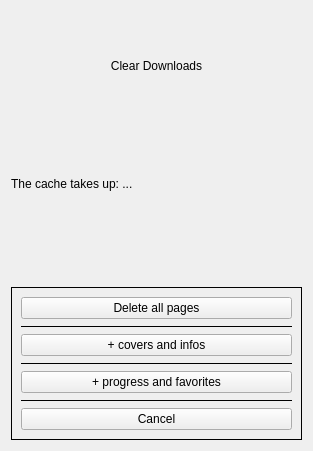
Above: widgets/clearcachedialog.ui from Rain92/UltimateMangaReader before the change. Below: the same form after it.
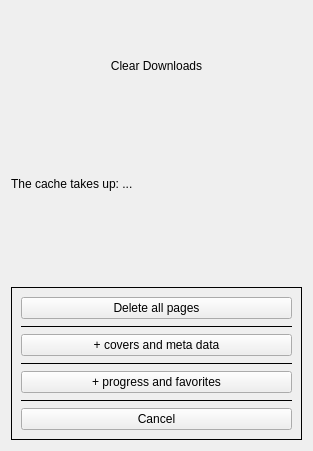
That is the form after the change.

Diff of the .ui file:
```diff
--- a/widgets/clearcachedialog.ui
+++ b/widgets/clearcachedialog.ui
@@ -112,7 +112,7 @@
          <enum>Qt::NoFocus</enum>
         </property>
         <property name="text">
-         <string>+ covers and infos</string>
+         <string>+ covers and meta data</string>
         </property>
        </widget>
       </item>
```
